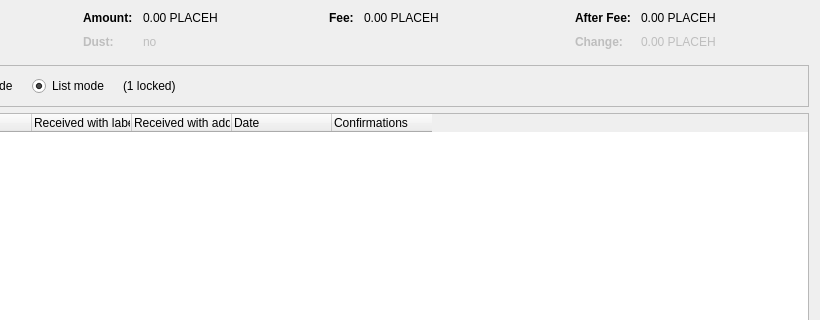
VeriBlock/pop-phl, file src/qt/forms/coincontroldialog.ui: the form before one commit; both pictures show x 180 to 1000 and y 0 to 320 of the 1000 by 500 pixel window.
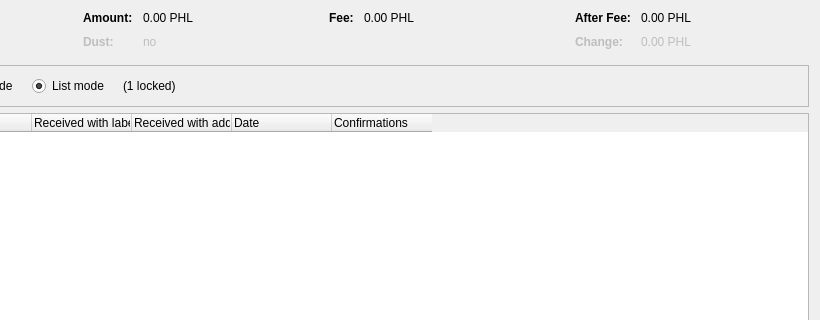
The form after the commit. Custom widgets are drawn as their Qt base class.

```diff
--- a/src/qt/forms/coincontroldialog.ui
+++ b/src/qt/forms/coincontroldialog.ui
@@ -132,7 +132,7 @@
           <enum>Qt::ActionsContextMenu</enum>
          </property>
          <property name="text">
-          <string notr="true">0.00 PLACEH</string>
+          <string notr="true">0.00 PHL</string>
          </property>
          <property name="textInteractionFlags">
           <set>Qt::LinksAccessibleByMouse|Qt::TextSelectableByKeyboard|Qt::TextSelectableByMouse</set>
@@ -212,7 +212,7 @@
           <enum>Qt::ActionsContextMenu</enum>
          </property>
          <property name="text">
-          <string notr="true">0.00 PLACEH</string>
+          <string notr="true">0.00 PHL</string>
          </property>
          <property name="textInteractionFlags">
           <set>Qt::LinksAccessibleByMouse|Qt::TextSelectableByKeyboard|Qt::TextSelectableByMouse</set>
@@ -257,7 +257,7 @@
           <enum>Qt::ActionsContextMenu</enum>
          </property>
          <property name="text">
-          <string notr="true">0.00 PLACEH</string>
+          <string notr="true">0.00 PHL</string>
          </property>
          <property name="textInteractionFlags">
           <set>Qt::LinksAccessibleByMouse|Qt::TextSelectableByKeyboard|Qt::TextSelectableByMouse</set>
@@ -292,7 +292,7 @@
           <enum>Qt::ActionsContextMenu</enum>
          </property>
          <property name="text">
-          <string notr="true">0.00 PLACEH</string>
+          <string notr="true">0.00 PHL</string>
          </property>
          <property name="textInteractionFlags">
           <set>Qt::LinksAccessibleByMouse|Qt::TextSelectableByKeyboard|Qt::TextSelectableByMouse</set>
```
